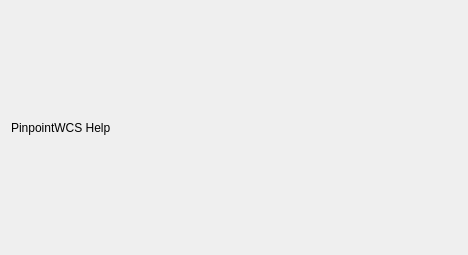
WorldWideTelescope/pinpoint-wcs2, file gui/HelpPanel.ui: the form before one commit.
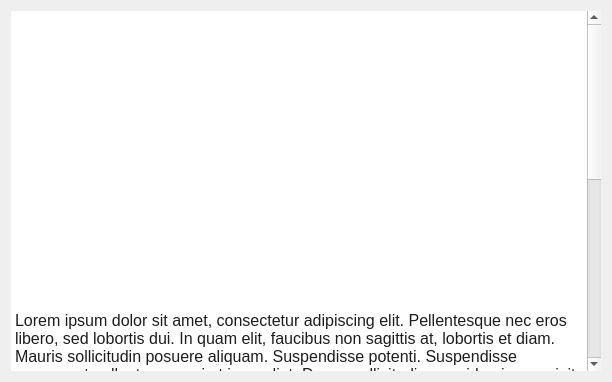
The form after the commit.

Commit message: More on help panel.

Diff of the .ui file:
```diff
--- a/gui/HelpPanel.ui
+++ b/gui/HelpPanel.ui
@@ -6,8 +6,8 @@
    <rect>
     <x>0</x>
     <y>0</y>
-    <width>468</width>
-    <height>255</height>
+    <width>612</width>
+    <height>382</height>
    </rect>
   </property>
   <property name="windowTitle">
@@ -15,9 +15,39 @@
   </property>
   <layout class="QVBoxLayout" name="verticalLayout">
    <item>
-    <widget class="QLabel" name="helpLabel">
-     <property name="text">
-      <string>PinpointWCS Help</string>
+    <widget class="QTextEdit" name="textEdit">
+     <property name="acceptDrops">
+      <bool>false</bool>
+     </property>
+     <property name="autoFillBackground">
+      <bool>false</bool>
+     </property>
+     <property name="frameShape">
+      <enum>QFrame::NoFrame</enum>
+     </property>
+     <property name="frameShadow">
+      <enum>QFrame::Plain</enum>
+     </property>
+     <property name="readOnly">
+      <bool>true</bool>
+     </property>
+     <property name="html">
+      <string>&lt;!DOCTYPE HTML PUBLIC &quot;-//W3C//DTD HTML 4.0//EN&quot; &quot;http://www.w3.org/TR/REC-html40/strict.dtd&quot;&gt;
+&lt;html&gt;&lt;head&gt;&lt;meta name=&quot;qrichtext&quot; content=&quot;1&quot; /&gt;&lt;style type=&quot;text/css&quot;&gt;
+p, li { white-space: pre-wrap; }
+&lt;/style&gt;&lt;/head&gt;&lt;body style=&quot; font-family:'Lucida Grande'; font-size:13pt; font-weight:400; font-style:normal;&quot;&gt;
+&lt;p style=&quot; margin-top:0px; margin-bottom:0px; margin-left:0px; margin-right:0px; -qt-block-indent:0; text-indent:0px;&quot;&gt;&lt;span style=&quot; font-size:12pt; font-weight:600; color:#ffffff;&quot;&gt;PinpointWCS Help&lt;/span&gt;&lt;/p&gt;
+&lt;p style=&quot;-qt-paragraph-type:empty; margin-top:0px; margin-bottom:0px; margin-left:0px; margin-right:0px; -qt-block-indent:0; text-indent:0px; font-size:12pt; font-weight:600; color:#ffffff;&quot;&gt;&lt;/p&gt;
+&lt;p style=&quot; margin-top:0px; margin-bottom:0px; margin-left:0px; margin-right:0px; -qt-block-indent:0; text-indent:0px;&quot;&gt;&lt;span style=&quot; font-size:12pt; color:#ffffff;&quot;&gt;PinpointWCS simplifies retrieval of world coordinate system (WCS) data from FITS images for education and public outreach (EPO) images.  Desktop planetarium packages aware of these data can intelligently position astronomical images on the digital sky, lending a unique context to the outreach image.&lt;/span&gt;&lt;/p&gt;
+&lt;p style=&quot;-qt-paragraph-type:empty; margin-top:0px; margin-bottom:0px; margin-left:0px; margin-right:0px; -qt-block-indent:0; text-indent:0px; font-size:12pt; color:#ffffff;&quot;&gt;&lt;/p&gt;
+&lt;p style=&quot; margin-top:0px; margin-bottom:0px; margin-left:0px; margin-right:0px; -qt-block-indent:0; text-indent:0px;&quot;&gt;&lt;span style=&quot; font-size:12pt; font-weight:600; color:#ffffff;&quot;&gt;Getting Started&lt;/span&gt;&lt;/p&gt;
+&lt;p style=&quot;-qt-paragraph-type:empty; margin-top:0px; margin-bottom:0px; margin-left:0px; margin-right:0px; -qt-block-indent:0; text-indent:0px; font-size:12pt; font-weight:600; color:#ffffff;&quot;&gt;&lt;/p&gt;
+&lt;p style=&quot; margin-top:0px; margin-bottom:0px; margin-left:0px; margin-right:0px; -qt-block-indent:0; text-indent:0px;&quot;&gt;&lt;span style=&quot; font-size:12pt; color:#ffffff;&quot;&gt;PinpointWCS requires a FITS image containing WCS and an EPO image.  Files are imported into the application by dragging and dropping them into the designated areas labeled &amp;quot;DROP FITS IMAGE HERE&amp;quot; and &amp;quot;DROP EPO IMAGE HERE&amp;quot;.  If any dimension of the FITS image exceeds 2048 pixels, the image will be downsampled upon import.&lt;/span&gt;&lt;/p&gt;
+&lt;p style=&quot;-qt-paragraph-type:empty; margin-top:0px; margin-bottom:0px; margin-left:0px; margin-right:0px; -qt-block-indent:0; text-indent:0px; font-size:12pt; color:#ffffff;&quot;&gt;&lt;/p&gt;
+&lt;p style=&quot; margin-top:0px; margin-bottom:0px; margin-left:0px; margin-right:0px; -qt-block-indent:0; text-indent:0px;&quot;&gt;&lt;span style=&quot; font-size:12pt; color:#1d1d1d;&quot;&gt;Lorem ipsum dolor sit amet, consectetur adipiscing elit. Pellentesque nec eros libero, sed lobortis dui. In quam elit, faucibus non sagittis at, lobortis et diam. Mauris sollicitudin posuere aliquam. Suspendisse potenti. Suspendisse consequat pellentesque mi at imperdiet. Donec sollicitudin arcu id enim suscipit elementum. Cras ac turpis eu enim suscipit laoreet id quis elit. Phasellus sapien elit, ornare eget mollis a, pharetra eu diam. Maecenas quis lectus sed massa pellentesque mattis a sit amet sapien. Ut convallis nisl sit amet nunc rutrum non malesuada dui eleifend. Fusce vel massa eu nibh vestibulum vulputate ultricies sit amet eros. Fusce lectus erat, egestas a pharetra ac, porttitor et ligula. Vestibulum a lectus elit. Aenean ornare lectus id dolor tincidunt sit amet placerat felis egestas. In eget libero at quam ornare tempus. Donec auctor tempus ornare. Proin et mi vitae neque porta condimentum sed vitae quam.Ut a velit et dui hendrerit vehicula id nec leo. Aenean adipiscing sapien nec nisi sollicitudin porta. In hac habitasse platea dictumst. Maecenas ante enim, auctor nec pharetra eget, adipiscing eget elit. In hac habitasse platea dictumst. Integer diam justo, euismod id porta eu, molestie at lacus. Cras vestibulum facilisis turpis at adipiscing. Nullam sit amet ligula non mauris ornare molestie. Morbi lacinia pellentesque elit, sit amet pharetra quam euismod non. Morbi gravida, ipsum non dapibus accumsan, enim nibh vulputate justo, et adipiscing lorem tortor quis ligula. Sed tortor mi, faucibus sed viverra sed, consectetur mollis erat. Ut ante odio, condimentum quis cursus a, gravida ac orci. Morbi vitae consequat quam. Nulla facilisi. Cum sociis natoque penatibus et magnis dis parturient montes, nascetur ridiculus mus. Vivamus tempor, tortor molestie tincidunt tincidunt, lacus mi sollicitudin elit, non auctor turpis dui at risus. Pellentesque egestas massa at purus congue ultrices. Integer aliquam fringilla placerat. Maecenas mollis metus non felis faucibus a luctus lacus malesuada.&lt;/span&gt;&lt;/p&gt;&lt;/body&gt;&lt;/html&gt;</string>
+     </property>
+     <property name="textInteractionFlags">
+      <set>Qt::NoTextInteraction</set>
      </property>
     </widget>
    </item>
```
The commit also changes 2 other files.
